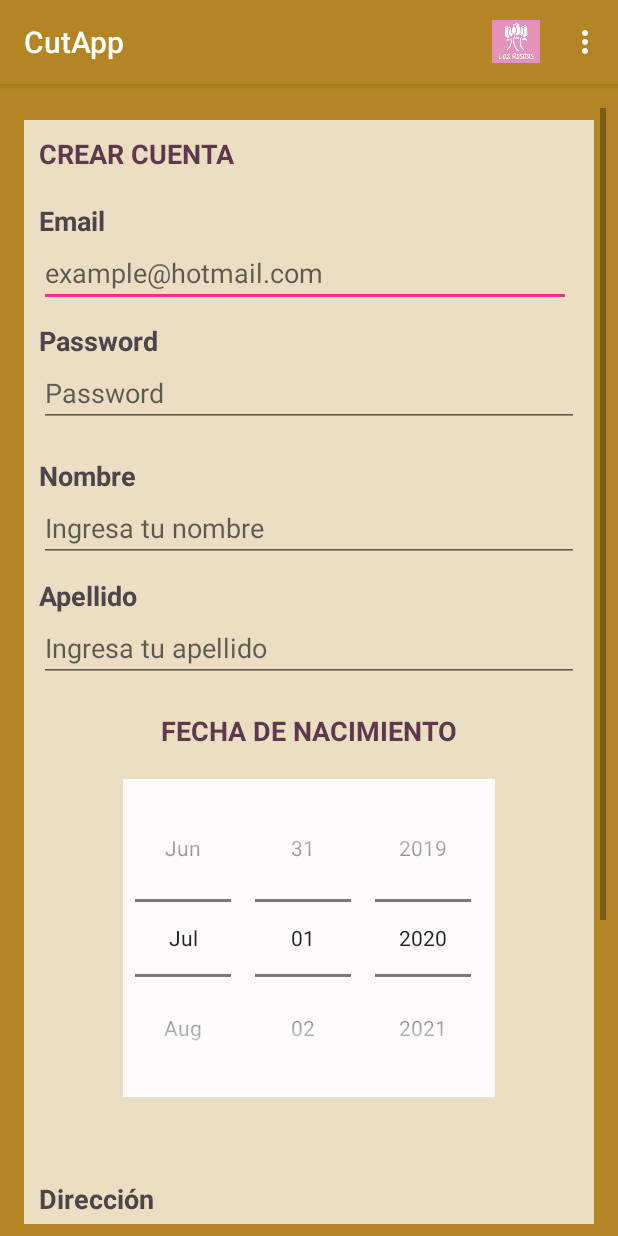
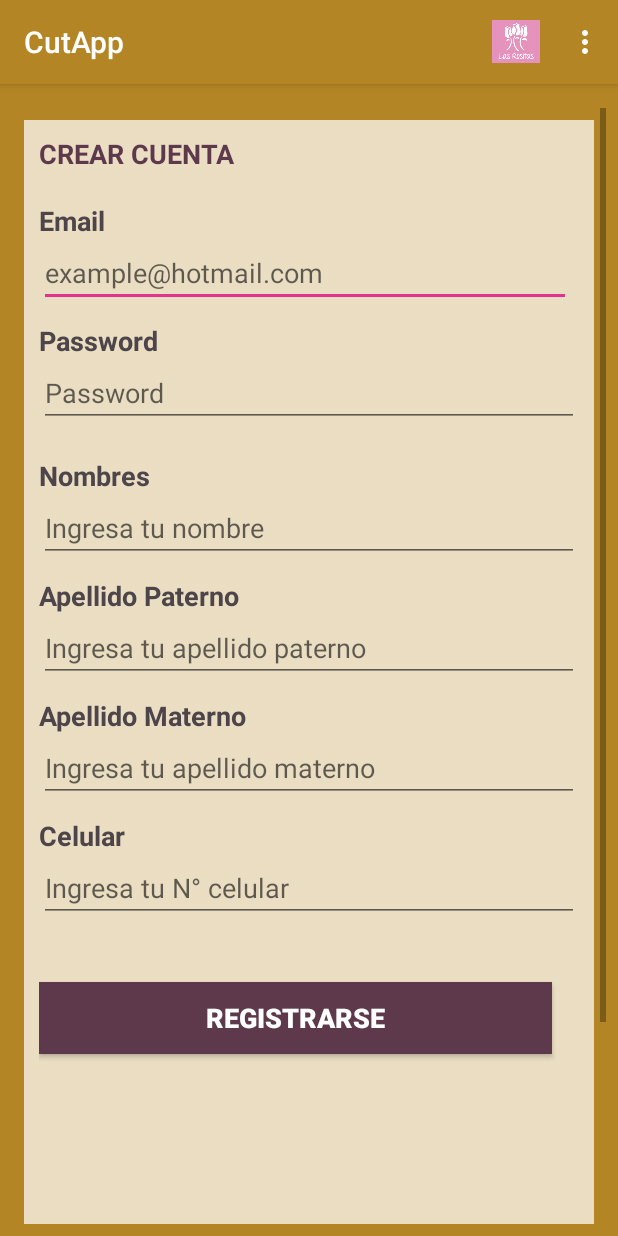
Before and after one commit to dnatividadlecca/TP1, an Android app: the RegistrarUsuarioActivity screen opened directly, with no data from a screen before it, on a phone screen of 412 x 824 dp. Run offline under Robolectric (Android 15) with nearby library versions, the phone set to English and light mode, and no system bars.

Commit message:
Registro Usuario
Registro apuntando a servicios de Manuel

```diff
--- a/CutApp/app/src/main/res/layout/activity_login.xml
+++ b/CutApp/app/src/main/res/layout/activity_login.xml
@@ -44,7 +44,7 @@
         app:layout_constraintVertical_bias="0.0" />
 
     <EditText
-        android:id="@+id/txt_password"
+        android:id="@+id/txt_passwordUsuario"
         android:layout_width="300dp"
         android:layout_height="wrap_content"
         android:layout_marginStart="32dp"
@@ -74,7 +74,7 @@
         app:layout_constraintEnd_toEndOf="parent"
         app:layout_constraintHorizontal_bias="0.51"
         app:layout_constraintStart_toStartOf="parent"
-        app:layout_constraintTop_toBottomOf="@+id/txt_password" />
+        app:layout_constraintTop_toBottomOf="@+id/txt_passwordUsuario" />
 
     <ImageView
         android:id="@+id/imageView"
--- a/CutApp/app/src/main/res/layout/activity_registrar_usuario.xml
+++ b/CutApp/app/src/main/res/layout/activity_registrar_usuario.xml
@@ -76,7 +76,7 @@
                 android:textStyle="bold" />
 
             <EditText
-                android:id="@+id/txt_us_usuario"
+                android:id="@+id/txt_correoUsuario"
                 android:layout_width="match_parent"
                 android:layout_height="wrap_content"
                 android:layout_marginRight="5dp"
@@ -95,12 +95,12 @@
                 android:textStyle="bold" />
 
             <EditText
-                android:id="@+id/txt_clave"
+                android:id="@+id/txt_passwordUsuario"
                 android:layout_width="match_parent"
                 android:layout_height="wrap_content"
                 android:ems="10"
                 android:hint="@string/US_txt_clave"
-                android:inputType="textPersonName" />
+                android:inputType="textPersonName|textEmailAddress|textWebPassword" />
 
             <TextView
                 android:id="@+id/lbl_nombre"
@@ -113,7 +113,7 @@
                 android:textStyle="bold" />
 
             <EditText
-                android:id="@+id/txt_nombre"
+                android:id="@+id/txt_nombreUsuario"
                 android:layout_width="match_parent"
 
                 android:layout_height="wrap_content"
@@ -127,67 +127,35 @@
                 android:layout_width="match_parent"
                 android:layout_height="wrap_content"
                 android:layout_marginTop="10dp"
-                android:text="@string/US_lbl_apellido"
+                android:text="@string/US_lbl_apellidoPaterno"
                 android:textColor="#4d4549"
                 android:textSize="18sp"
                 android:textStyle="bold" />
 
             <EditText
-                android:id="@+id/txt_apellido"
+                android:id="@+id/txt_apellidoPaterno"
                 android:layout_width="match_parent"
                 android:layout_height="wrap_content"
                 android:ems="10"
-                android:hint="@string/US_txt_apellido"
+                android:hint="@string/US_txt_apellidoPaterno"
                 android:inputType="textPersonName" />
-
-            <TextView
-                android:id="@+id/lbl_titulo_fecha_nac"
-                android:layout_width="match_parent"
-                android:layout_height="wrap_content"
-                android:layout_marginTop="20dp"
-                android:layout_marginBottom="20dp"
-                android:gravity="center"
-                android:text="@string/US_lbl_fecha_nacimiento"
-                android:textColor="#5E394C"
-                android:textSize="18sp"
-                android:textStyle="bold" />
-
-            <DatePicker
-                android:id="@+id/datePicker1"
-                android:layout_width="wrap_content"
-                android:layout_height="wrap_content"
-                android:layout_gravity="center"
-                android:background="#fefafc"
-                android:calendarViewShown="false"
-                android:datePickerMode="spinner" />
-
-            <EditText
-                android:id="@+id/lbl_nacimiento"
-                android:layout_width="match_parent"
-                android:layout_height="wrap_content"
-                android:clickable="true"
-                android:focusable="false"
-                android:hint="@string/US_lbl_fecha_nacimiento"
-                android:inputType="date"
-                android:maxLines="1"
-                android:visibility="invisible" />
 
             <TextView
                 android:id="@+id/lbl_direccion"
                 android:layout_width="match_parent"
                 android:layout_height="wrap_content"
                 android:layout_marginTop="10dp"
-                android:text="@string/US_lbl_direccion"
+                android:text="@string/US_lbl_apellidoMaterno"
                 android:textColor="#4d4549"
                 android:textSize="18sp"
                 android:textStyle="bold" />
 
             <EditText
-                android:id="@+id/txt_direccion"
+                android:id="@+id/txt_apellidoMaterno"
                 android:layout_width="match_parent"
                 android:layout_height="wrap_content"
                 android:ems="10"
-                android:hint="@string/US_txt_direccion"
+                android:hint="@string/US_txt_apellidoMaterno"
                 android:inputType="textPersonName" />
 
             <TextView
@@ -201,7 +169,7 @@
                 android:textStyle="bold" />
 
             <EditText
-                android:id="@+id/txt_celular"
+                android:id="@+id/txt_telefonoUsuario"
                 android:layout_width="match_parent"
                 android:layout_height="wrap_content"
                 android:ems="10"
--- a/CutApp/app/src/main/res/values/strings.xml
+++ b/CutApp/app/src/main/res/values/strings.xml
@@ -60,10 +60,14 @@
     <string name="US_lbl_password">Password</string>
     <string name="US_txt_clave">Password</string>
 
-    <string name="US_lbl_nombre">Nombre</string>
+    <string name="US_lbl_nombre">Nombres</string>
     <string name="US_txt_nombre">Ingresa tu nombre</string>
     <string name="US_lbl_apellido">Apellido</string>
     <string name="US_txt_apellido">Ingresa tu apellido</string>
+    <string name="US_lbl_apellidoPaterno">Apellido Paterno</string>
+    <string name="US_txt_apellidoPaterno">Ingresa tu apellido paterno</string>
+    <string name="US_lbl_apellidoMaterno">Apellido Materno</string>
+    <string name="US_txt_apellidoMaterno">Ingresa tu apellido materno</string>
     <string name="US_lbl_direccion">Dirección</string>
     <string name="US_txt_direccion">Dirección</string>
     <string name="US_lbl_celular">Celular</string>
@@ -165,4 +169,6 @@
     <string name="string_server">http://cutapp.atwebpages.com/index.php/</string>
     <!-- titulo fato -->
     <string name="lbl_Fotografia">Envíanos una fotografía del módelo de la torta que desearías para tu ser querido.. Nosotros con gusto te la diseñamos.</string>
+
+    <string name="urlOrigin">http://10.0.2.2:8080/</string>
 </resources>
```
Also changed, not shown: CutApp/app/src/main/java/com/dnatividad/cutapp/LoginActivity.java (+12 -20 lines), CutApp/app/src/main/java/com/dnatividad/cutapp/RegistrarUsuarioActivity.java (+122 -79 lines).
